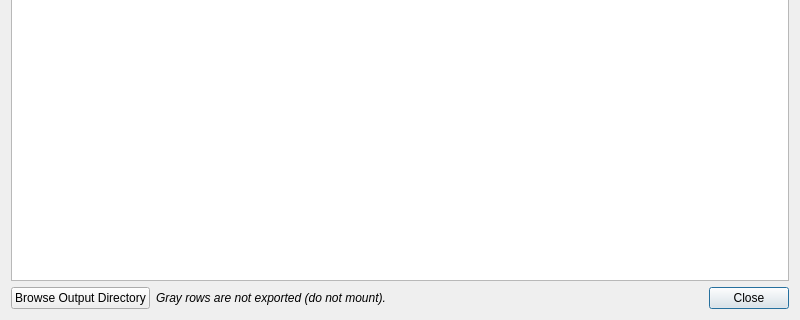
Old version of the form libs/librepcb/editor/project/bomgeneratordialog.ui in the repository LibrePCB/LibrePCB; both pictures show x 0 to 800 and y 280 to 600 of the 800 by 600 pixel window.
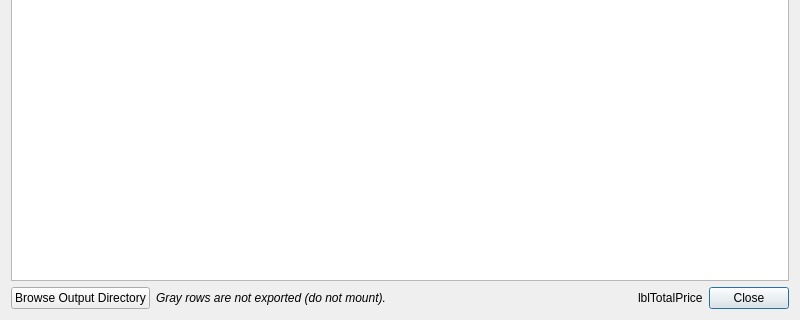
New version of the form.

What changed in the file:
```diff
--- a/libs/librepcb/editor/project/bomgeneratordialog.ui
+++ b/libs/librepcb/editor/project/bomgeneratordialog.ui
@@ -91,6 +91,12 @@
      </item>
      <item>
       <widget class="QLabel" name="lblNote">
+       <property name="sizePolicy">
+        <sizepolicy hsizetype="Expanding" vsizetype="Preferred">
+         <horstretch>0</horstretch>
+         <verstretch>0</verstretch>
+        </sizepolicy>
+       </property>
        <property name="font">
         <font>
          <italic>true</italic>
@@ -101,8 +107,27 @@
        </property>
       </widget>
      </item>
+     <item>
+      <widget class="QLabel" name="lblTotalPrice">
+       <property name="sizePolicy">
+        <sizepolicy hsizetype="Fixed" vsizetype="Preferred">
+         <horstretch>0</horstretch>
+         <verstretch>0</verstretch>
+        </sizepolicy>
+       </property>
+       <property name="text">
+        <string notr="true">lblTotalPrice</string>
+       </property>
+      </widget>
+     </item>
      <item>
       <widget class="QDialogButtonBox" name="buttonBox">
+       <property name="sizePolicy">
+        <sizepolicy hsizetype="Fixed" vsizetype="Fixed">
+         <horstretch>0</horstretch>
+         <verstretch>0</verstretch>
+        </sizepolicy>
+       </property>
        <property name="orientation">
         <enum>Qt::Horizontal</enum>
        </property>
```
Left out of the diff: 6 changed lines with no effect on the pictures.
